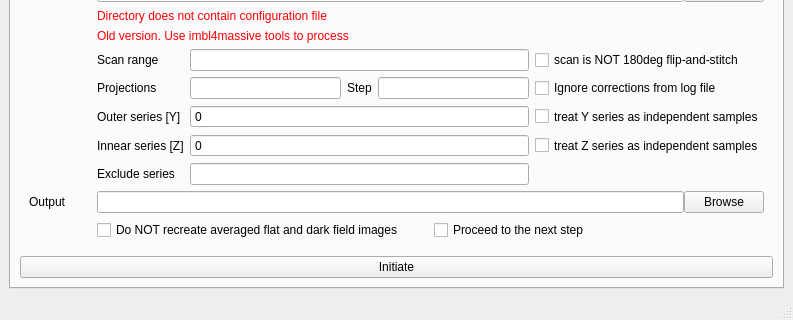
This is share/imblproc/imbl-ui.ui in AustralianSynchrotron/imblproc as Qt 5 draws it before an edit; both pictures show x 0 to 793 and y 157 to 477 of the 793 by 477 pixel window. The edited form follows.
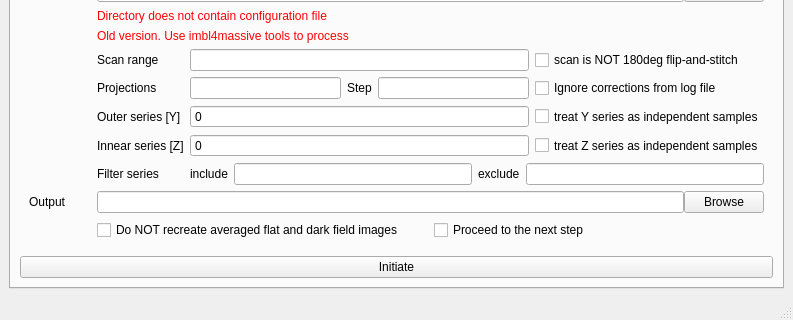
This is the edited form. Icons and pictures are not drawn.

Commit message: modified:   bin/imbl-log.py 	modified:   bin/imbl-stitch.sh 	modified:   share/imblproc/imbl-ui.py 	modified:   share/imblproc/imbl-ui.ui

Patch:
```diff
--- a/share/imblproc/imbl-ui.ui
+++ b/share/imblproc/imbl-ui.ui
@@ -71,7 +71,7 @@
              <item row="4" column="0">
               <widget class="QLabel" name="exclLabel">
                <property name="text">
-                <string>Exclude series</string>
+                <string>Filter series</string>
                </property>
               </widget>
              </item>
@@ -237,14 +237,56 @@
                </property>
               </widget>
              </item>
-             <item row="4" column="1">
-              <widget class="QLineEdit" name="excludes">
-               <property name="whatsThis">
-                <string>Space-separated patterns to exclude from the series.</string>
-               </property>
-               <property name="saveInConfig" stdset="0">
-                <number>0</number>
-               </property>
+             <item row="4" column="1" colspan="2">
+              <widget class="QWidget" name="inexclWidget" native="true">
+               <layout class="QHBoxLayout" name="inexclWidgetLay">
+                <property name="leftMargin">
+                 <number>0</number>
+                </property>
+                <property name="topMargin">
+                 <number>0</number>
+                </property>
+                <property name="rightMargin">
+                 <number>0</number>
+                </property>
+                <property name="bottomMargin">
+                 <number>0</number>
+                </property>
+                <item>
+                 <widget class="QLabel" name="label_57">
+                  <property name="text">
+                   <string>include</string>
+                  </property>
+                 </widget>
+                </item>
+                <item>
+                 <widget class="QLineEdit" name="includes">
+                  <property name="whatsThis">
+                   <string>&lt;html&gt;&lt;head/&gt;&lt;body&gt;&lt;p&gt;Space-separated patterns to only be included in processing.&lt;/p&gt;&lt;/body&gt;&lt;/html&gt;</string>
+                  </property>
+                  <property name="saveInConfig" stdset="0">
+                   <number>0</number>
+                  </property>
+                 </widget>
+                </item>
+                <item>
+                 <widget class="QLabel" name="label_51">
+                  <property name="text">
+                   <string>exclude</string>
+                  </property>
+                 </widget>
+                </item>
+                <item>
+                 <widget class="QLineEdit" name="excludes">
+                  <property name="whatsThis">
+                   <string>Space-separated patterns to exclude from the series.</string>
+                  </property>
+                  <property name="saveInConfig" stdset="0">
+                   <number>0</number>
+                  </property>
+                 </widget>
+                </item>
+               </layout>
               </widget>
              </item>
             </layout>
```
Left out of the diff: 6 changed lines with no effect on the pictures. The commit also changes 3 other files.
